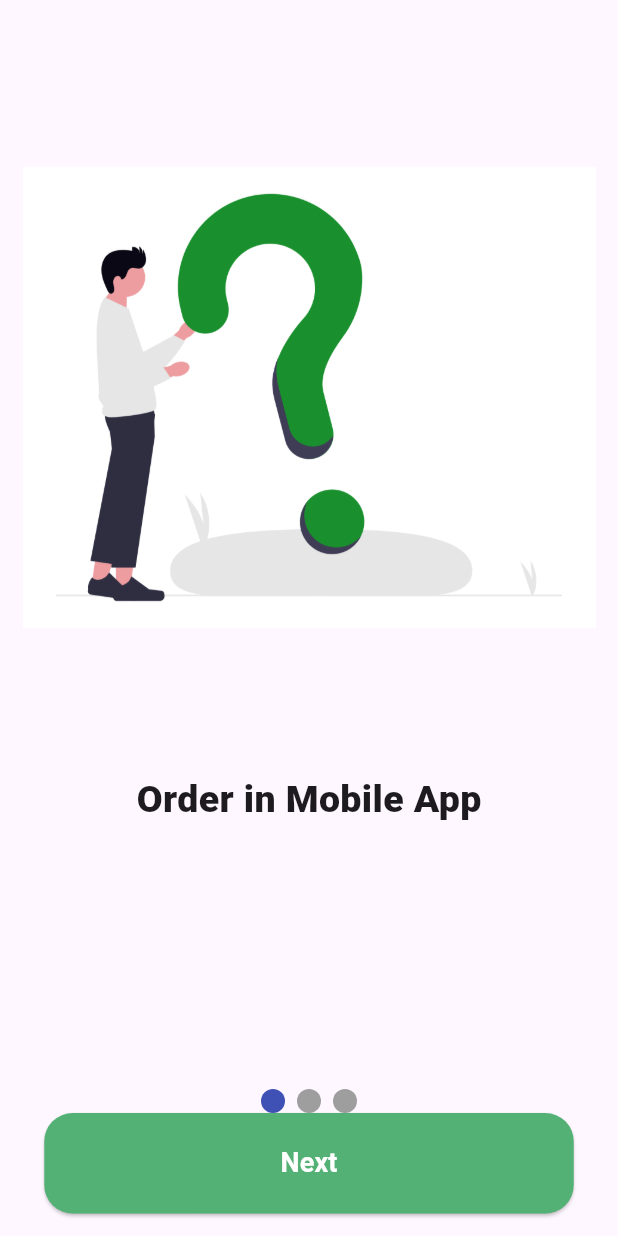
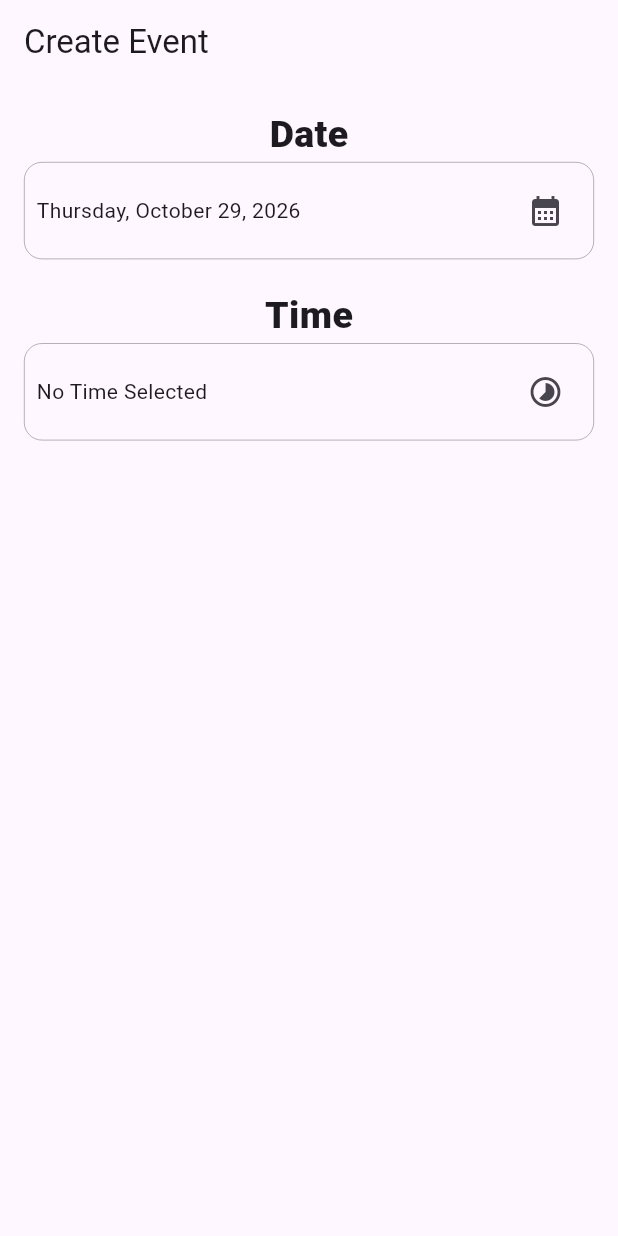
Before and after one commit to AbRehman536/batch_2_flutter, a Flutter app: the screen it shows after launch, on a phone screen of 412 x 824 dp. Run offline on Flutter 3.47's test engine with Material 3 defaults, Android fonts, the phone set to English and light mode, and no system bars; drawn by our look-alikes of smooth_page_indicator; our stand-ins replace device_preview.

Commit message:
Date and Time Picker Done

```diff
--- /dev/null
+++ b/lib/extra/date_time_picker.dart
@@ -0,0 +1,99 @@
+import 'package:flutter/material.dart';
+import 'package:intl/intl.dart';
+
+class DateTimePickerScreen extends StatefulWidget {
+  const DateTimePickerScreen({super.key});
+
+  @override
+  State<DateTimePickerScreen> createState() => _DateTimePickerScreenState();
+}
+
+class _DateTimePickerScreenState extends State<DateTimePickerScreen> {
+  DateTime selectedDate = DateTime.now();
+  TimeOfDay? selectedTime;
+  @override
+  Widget build(BuildContext context) {
+    return Scaffold(
+      appBar: AppBar(
+        title: Text("Create Event"),
+      ),
+      body:Padding(
+        padding: const EdgeInsets.all(16.0),
+        child: Column(
+          children: [
+            Text("Date",style: TextStyle(
+              fontSize: 25,
+              fontWeight: FontWeight.w800
+            ),),
+            Container(
+              decoration: BoxDecoration(
+                borderRadius: .circular(12),
+                border: Border.all(
+                  color: Color(0xff838383),
+                  width: 0.4
+                )
+              ),
+              child: Padding(
+                padding: const EdgeInsets.all(8.0),
+                child: Row(
+                  mainAxisAlignment: .spaceBetween,
+                  children: [
+                    Text(DateFormat.yMMMMEEEEd().format(selectedDate)),
+                    IconButton(onPressed: (){
+                      showDatePicker(
+                          context: context,
+                          firstDate: DateTime.now(),
+                          lastDate: DateTime(2126))
+                          .then((val){
+                            setState(() {
+                              selectedDate = val!;
+                            });
+                      });
+                    }, icon: Icon(Icons.calendar_month))
+                  ],
+                ),
+              ),
+            ),
+            SizedBox(height: 20,),
+            Text("Time",style: TextStyle(
+                fontSize: 25,
+                fontWeight: FontWeight.w800
+            ),),
+            Container(
+              decoration: BoxDecoration(
+                borderRadius: .circular(12),
+                border: Border.all(
+                  color: Color(0xff838383),
+                  width: 0.4
+                )
+              ),
+              child: Padding(
+                padding: const EdgeInsets.all(8.0),
+                child: Row(
+                  mainAxisAlignment: .spaceBetween,
+                  children: [
+                    if(selectedTime != null)
+                    Text(selectedTime!.format(context).toString())
+                    else
+                      Text("No Time Selected"),
+                    IconButton(onPressed: (){
+                      showTimePicker(
+                          context: context,
+                          initialTime: TimeOfDay.now())
+                          .then((value){
+                            setState(() {
+                              selectedTime = value;
+                            });
+                      });
+                    }, icon: Icon(Icons.timelapse))
+                  ],
+                ),
+              ),
+            ),
+            SizedBox(height: 20,),
+          ],
+        ),
+      ),
+    );
+  }
+}
--- a/lib/main.dart
+++ b/lib/main.dart
@@ -1,4 +1,5 @@
 
+import 'package:batch_2/extra/date_time_picker.dart';
 import 'package:batch_2/extra/onBoardingScreen.dart';
 import 'package:batch_2/screens/auth_screens/login_screen.dart';
 import 'package:batch_2/screens/home_screens/explore.dart';
@@ -39,7 +40,7 @@
         useMaterial3: true,
       ),
 
-      home: PageViewScreen(),
+      home: DateTimePickerScreen(),
     );
   }
 }
--- a/pubspec.yaml
+++ b/pubspec.yaml
@@ -37,6 +37,7 @@
   # Use with the CupertinoIcons class for iOS style icons.
   cupertino_icons: ^1.0.8
   smooth_page_indicator: ^3.0.0
+  intl: ^0.20.3
 
 dev_dependencies:
   flutter_test:
```
Also changed, not shown: pubspec.lock.
